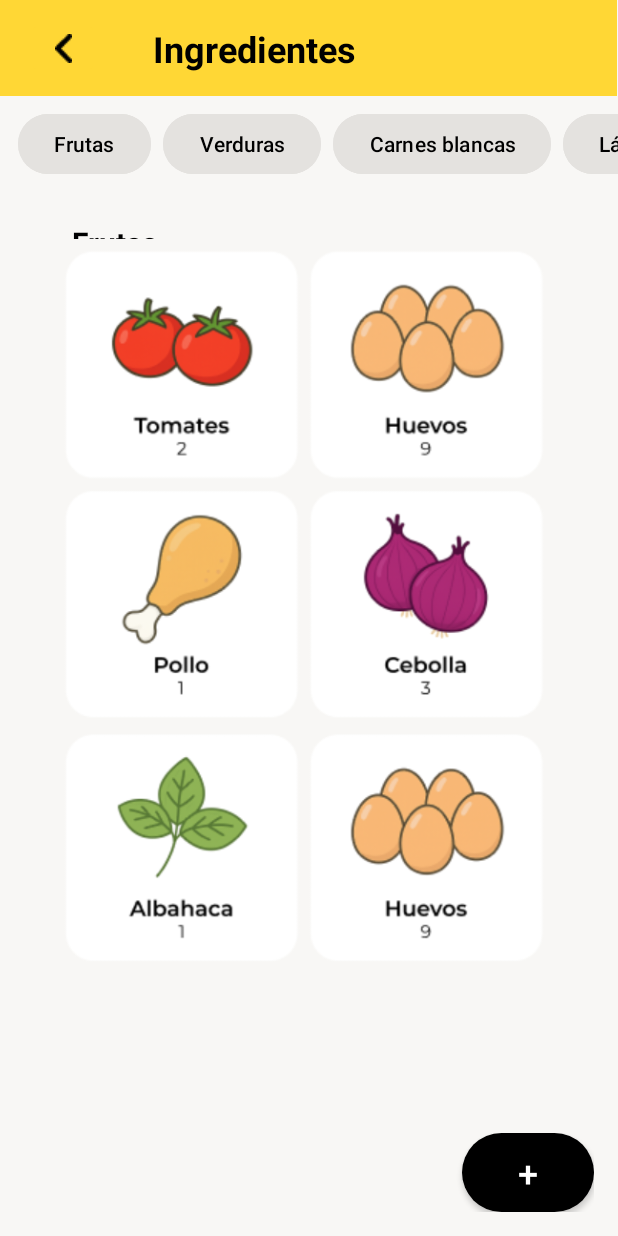
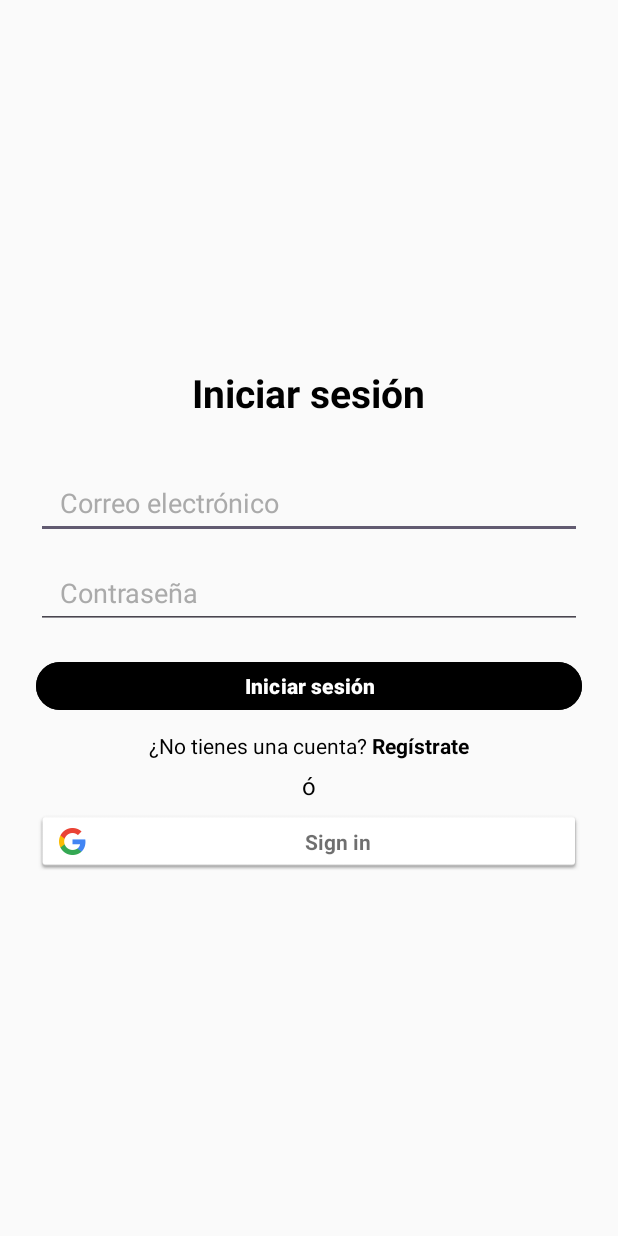
Before and after one commit to Necroo1/parcial1-am-acn4av-saracho, an Android app: the screen it shows after launch (MainActivity before the commit, LoginActivity after it), after a tap on "Comencemos", on a phone screen of 412 x 824 dp. Run offline under Robolectric (Android 15) with nearby library versions, the phone set to English and light mode, and no system bars; our stand-ins replace Firebase (no records; nobody signed in at launch, a user with empty details on screens opened directly).

Commit message:
feat: the login screen was created with its style integrating Firebase auth and Firestore for logging in with Google.

```diff
--- a/app/src/main/AndroidManifest.xml
+++ b/app/src/main/AndroidManifest.xml
@@ -24,6 +24,9 @@
         <activity
             android:name=".MainActivity"
             android:exported="true" />
+        <activity
+            android:name=".LoginActivity"
+            android:exported="true" />
     </application>
 
 </manifest>
--- /dev/null
+++ b/app/src/main/java/com/example/parcial1_am_acn4av_saracho/LoginActivity.java
@@ -0,0 +1,163 @@
+package com.example.parcial1_am_acn4av_saracho;
+
+import android.content.Intent;
+import android.os.Bundle;
+import android.widget.Button;
+import android.widget.EditText;
+import android.widget.Toast;
+import android.widget.TextView;
+
+import androidx.annotation.Nullable;
+import androidx.appcompat.app.AppCompatActivity;
+
+import com.google.android.gms.auth.api.signin.*;
+import com.google.android.gms.common.SignInButton;
+import com.google.android.gms.common.api.ApiException;
+import com.google.android.gms.tasks.Task;
+import com.google.firebase.auth.*;
+import com.google.firebase.firestore.*;
+
+import java.util.HashMap;
+import java.util.Map;
+
+public class LoginActivity extends AppCompatActivity {
+
+    private EditText etEmail, etPassword;
+    private Button btnLogin;
+    private SignInButton btnGoogleSignIn;
+    private TextView tvRegisterLink; // Solo si usás link a registro
+
+    private FirebaseAuth mAuth;
+    private GoogleSignInClient mGoogleSignInClient;
+    private FirebaseFirestore db;
+
+    private static final int RC_SIGN_IN = 100;
+
+    @Override
+    protected void onCreate(Bundle savedInstanceState) {
+        super.onCreate(savedInstanceState);
+        setContentView(R.layout.activity_login);
+
+        etEmail = findViewById(R.id.etEmail);
+        etPassword = findViewById(R.id.etPassword);
+        btnLogin = findViewById(R.id.btnLogin);
+        btnGoogleSignIn = findViewById(R.id.btnGoogleSignIn);
+
+
+        mAuth = FirebaseAuth.getInstance();
+        db = FirebaseFirestore.getInstance();
+
+        // --- Login tradicional ---
+        btnLogin.setOnClickListener(v -> {
+            String email = etEmail.getText().toString().trim();
+            String password = etPassword.getText().toString().trim();
+
+            if (email.isEmpty() || password.isEmpty()) {
+                Toast.makeText(this, "Complete ambos campos", Toast.LENGTH_SHORT).show();
+                return;
+            }
+
+            mAuth.signInWithEmailAndPassword(email, password)
+                    .addOnCompleteListener(task -> {
+                        if (task.isSuccessful()) {
+                            // Login OK
+                            startActivity(new Intent(LoginActivity.this, MainActivity.class));
+                            finish();
+                        } else {
+                            Toast.makeText(this, "Email o contraseña incorrectos", Toast.LENGTH_SHORT).show();
+                        }
+                    });
+        });
+
+        // --- Login con Google ---
+        GoogleSignInOptions gso = new GoogleSignInOptions.Builder(GoogleSignInOptions.DEFAULT_SIGN_IN)
+                .requestIdToken(getString(R.string.default_web_client_id))
+                .requestEmail()
+                .build();
+        mGoogleSignInClient = GoogleSignIn.getClient(this, gso);
+
+        btnGoogleSignIn.setOnClickListener(v -> {
+            Intent signInIntent = mGoogleSignInClient.getSignInIntent();
+            startActivityForResult(signInIntent, RC_SIGN_IN);
+        });
+
+        // (Opcional) Ir a registro
+        /*
+        tvRegisterLink.setOnClickListener(v -> {
+            startActivity(new Intent(this, RegisterActivity.class));
+        });
+        */
+    }
+
+    @Override
+    protected void onActivityResult(int requestCode, int resultCode, @Nullable Intent data) {
+        super.onActivityResult(requestCode, resultCode, data);
+
+        if (requestCode == RC_SIGN_IN) {
+            Task<GoogleSignInAccount> task = GoogleSignIn.getSignedInAccountFromIntent(data);
+            try {
+                GoogleSignInAccount account = task.getResult(ApiException.class);
+                firebaseAuthWithGoogle(account);
+            } catch (ApiException e) {
+                Toast.makeText(this, "Error con Google Sign-In", Toast.LENGTH_SHORT).show();
+            }
+        }
+    }
+
+    private void firebaseAuthWithGoogle(GoogleSignInAccount acct) {
+        AuthCredential credential = GoogleAuthProvider.getCredential(acct.getIdToken(), null);
+        mAuth.signInWithCredential(credential)
+                .addOnCompleteListener(this, task -> {
+                    if (task.isSuccessful()) {
+                        FirebaseUser user = mAuth.getCurrentUser();
+                        if (user != null) {
+                            DocumentReference userRef = db.collection("usuarios").document(user.getUid());
+                            userRef.get().addOnSuccessListener(document -> {
+                                if (!document.exists()) {
+                                    Map<String, Object> userMap = new HashMap<>();
+                                    // Lógica de nombre, apellido, email, creado (como en la respuesta anterior)
+                                    String displayName = user.getDisplayName();
+                                    String nombre = "";
+                                    String apellido = "";
+                                    if (displayName != null && displayName.trim().contains(" ")) {
+                                        int idx = displayName.lastIndexOf(' ');
+                                        nombre = displayName.substring(0, idx).trim();
+                                        apellido = displayName.substring(idx + 1).trim();
+                                    } else if (displayName != null) {
+                                        nombre = displayName;
+                                    }
+                                    userMap.put("nombre", nombre);
+                                    userMap.put("apellido", apellido);
+                                    userMap.put("email", user.getEmail());
+                                    userMap.put("creado", com.google.firebase.firestore.FieldValue.serverTimestamp());
+
+                                    userRef.set(userMap)
+                                            .addOnSuccessListener(aVoid -> {
+                                                startActivity(new Intent(LoginActivity.this, MainActivity.class));
+                                                finish();
+                                            })
+                                            .addOnFailureListener(e -> {
+                                                Toast.makeText(this, "Error guardando usuario", Toast.LENGTH_SHORT).show();
+                                            });
+                                } else {
+                                    // Usuario ya existe, simplemente redirigí
+                                    startActivity(new Intent(LoginActivity.this, MainActivity.class));
+                                    finish();
+                                }
+                            });
+                        } else {
+                            // Fallback si user es null
+                            startActivity(new Intent(LoginActivity.this, MainActivity.class));
+                            finish();
+                        }
+                    } else {
+                        String errorMsg = "Error autenticando con Google: ";
+                        if (task.getException() != null) {
+                            errorMsg += task.getException().getMessage();
+                        }
+                        Toast.makeText(this, errorMsg, Toast.LENGTH_LONG).show();
+                    }
+                });
+    }
+
+}
--- a/app/src/main/java/com/example/parcial1_am_acn4av_saracho/WelcomeActivity.java
+++ b/app/src/main/java/com/example/parcial1_am_acn4av_saracho/WelcomeActivity.java
@@ -14,7 +14,7 @@ public class WelcomeActivity extends AppCompatActivity {
 
         Button btnComencemos = findViewById(R.id.comencemos);
         btnComencemos.setOnClickListener(v -> {
-            Intent intent = new Intent(WelcomeActivity.this, MainActivity.class);
+            Intent intent = new Intent(WelcomeActivity.this, LoginActivity.class);
             startActivity(intent);
         });
     }
--- /dev/null
+++ b/app/src/main/res/layout/activity_login.xml
@@ -0,0 +1,110 @@
+<?xml version="1.0" encoding="utf-8"?>
+<androidx.constraintlayout.widget.ConstraintLayout
+    xmlns:android="http://schemas.android.com/apk/res/android"
+    xmlns:app="http://schemas.android.com/apk/res-auto"
+    android:layout_width="match_parent"
+    android:layout_height="match_parent"
+    android:background="#FAFAFA">
+
+    <LinearLayout
+        android:id="@+id/login_content"
+        android:background="#FAFAFA"
+        android:layout_width="0dp"
+        android:layout_height="wrap_content"
+        android:orientation="vertical"
+        android:gravity="center_horizontal"
+        android:padding="24dp"
+        app:layout_constraintTop_toTopOf="parent"
+        app:layout_constraintBottom_toBottomOf="parent"
+        app:layout_constraintStart_toStartOf="parent"
+        app:layout_constraintEnd_toEndOf="parent">
+
+        <!-- Título -->
+        <TextView
+            android:id="@+id/tvLoginTitle"
+            android:layout_width="wrap_content"
+            android:layout_height="wrap_content"
+            android:text="Iniciar sesión"
+            android:textSize="26sp"
+            android:textStyle="bold"
+            android:textColor="#000"
+            android:layout_marginBottom="32dp"/>
+
+        <!-- Email -->
+        <EditText
+            android:id="@+id/etEmail"
+            android:layout_width="match_parent"
+            android:layout_height="48dp"
+            android:hint="Correo electrónico"
+            android:inputType="textEmailAddress"
+            android:paddingHorizontal="16dp"
+            android:textColor="#000"
+            android:textColorHint="#AAA"
+            android:layout_marginBottom="12dp"/>
+
+        <EditText
+            android:id="@+id/etPassword"
+            android:layout_width="match_parent"
+            android:layout_height="48dp"
+            android:hint="Contraseña"
+            android:inputType="textPassword"
+            android:paddingHorizontal="16dp"
+            android:textColor="#000"
+            android:textColorHint="#AAA"
+            android:layout_marginBottom="18dp"/>
+
+        <Button
+            android:id="@+id/btnLogin"
+            android:layout_width="match_parent"
+            android:layout_height="40dp"
+            android:text="Iniciar sesión"
+            android:textColor="#FFF"
+            android:backgroundTint="#000"
+            android:textStyle="bold"
+            android:layout_marginBottom="10dp"/>
+
+        <LinearLayout
+            android:layout_width="wrap_content"
+            android:layout_height="wrap_content"
+            android:orientation="horizontal"
+            android:gravity="center">
+
+            <TextView
+                android:id="@+id/tvGoRegister"
+                android:layout_width="wrap_content"
+                android:layout_height="wrap_content"
+                android:text="¿No tienes una cuenta? "
+                android:textColor="#000"
+                android:textSize="14sp"/>
+
+            <TextView
+                android:id="@+id/tvRegisterLink"
+                android:background="#FAFAFA"
+                android:layout_width="wrap_content"
+                android:layout_height="wrap_content"
+                android:text="Regístrate"
+                android:textColor="#000"
+                android:textStyle="bold"
+                android:textSize="14sp"/>
+        </LinearLayout>
+
+        <!-- Separador -->
+        <TextView
+            android:id="@+id/tvSeparator"
+            android:layout_width="wrap_content"
+            android:layout_height="wrap_content"
+            android:text="ó"
+            android:textColor="#000"
+            android:textSize="16sp"
+            android:layout_marginTop="6dp"
+            android:layout_marginBottom="6dp"/>
+
+        <!-- Botón Google Sign-In -->
+        <com.google.android.gms.common.SignInButton
+            android:id="@+id/btnGoogleSignIn"
+            android:layout_width="match_parent"
+            android:layout_height="40dp" />
+
+    </LinearLayout>
+
+</androidx.constraintlayout.widget.ConstraintLayout>
--- a/gradle/libs.versions.toml
+++ b/gradle/libs.versions.toml
@@ -7,6 +7,7 @@ appcompat = "1.7.0"
 material = "1.12.0"
 activity = "1.10.1"
 constraintlayout = "2.2.1"
+playServicesBase = "18.7.0"
 
 [libraries]
 junit = { group = "junit", name = "junit", version.ref = "junit" }
@@ -16,6 +17,7 @@ appcompat = { group = "androidx.appcompat", name = "appcompat", version.ref = "a
 material = { group = "com.google.android.material", name = "material", version.ref = "material" }
 activity = { group = "androidx.activity", name = "activity", version.ref = "activity" }
 constraintlayout = { group = "androidx.constraintlayout", name = "constraintlayout", version.ref = "constraintlayout" }
+play-services-base = { group = "com.google.android.gms", name = "play-services-base", version.ref = "playServicesBase" }
 
 [plugins]
 android-application = { id = "com.android.application", version.ref = "agp" }
```
Also changed, not shown: app/build.gradle (+10 -0 lines).
